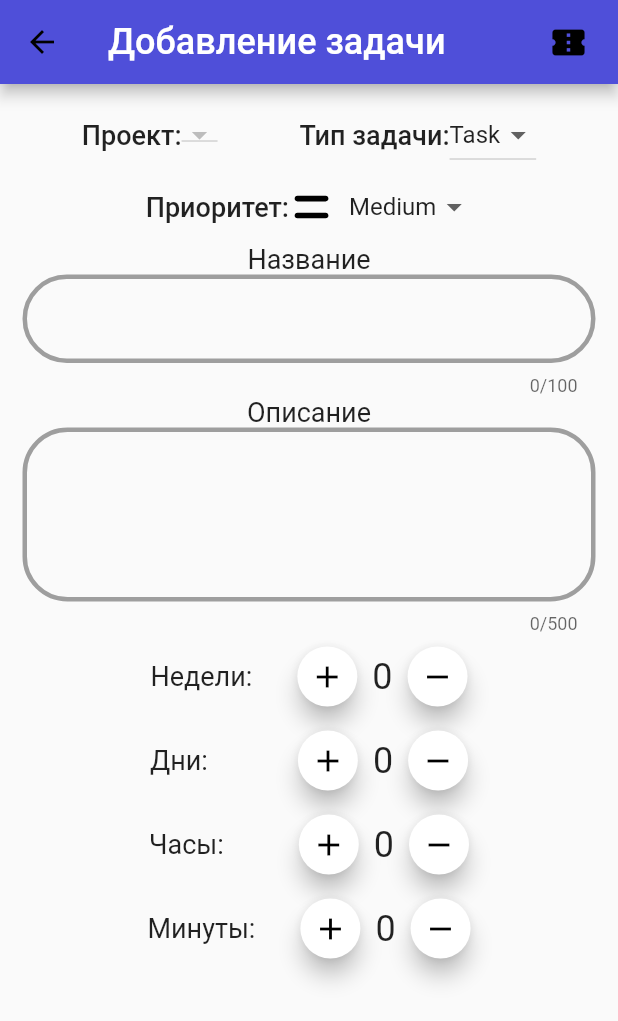
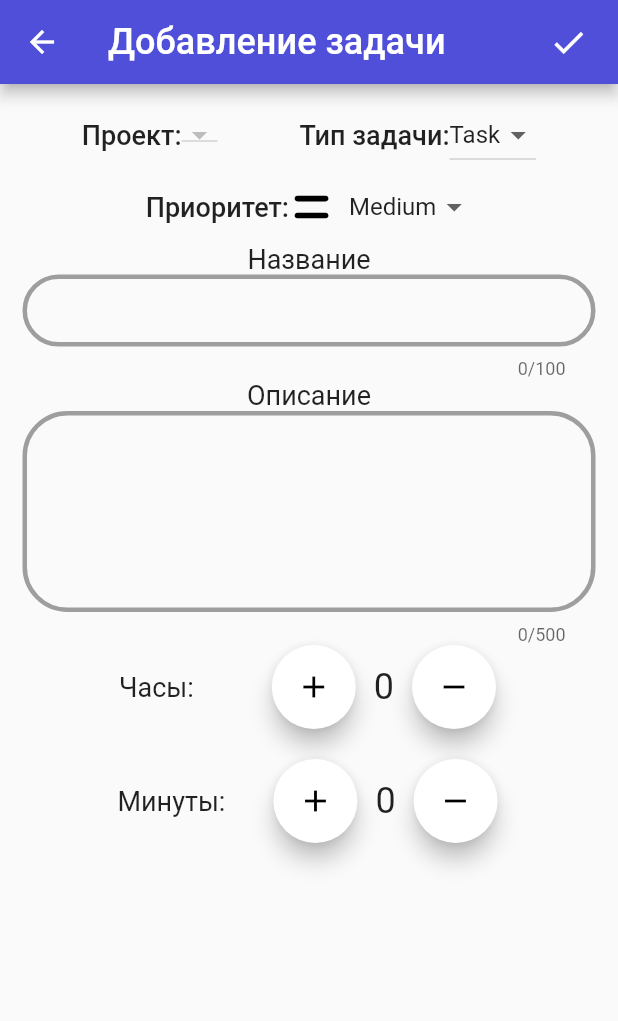
Before and after one commit to 1ldanlik/diplom-flutter-firebase, a Flutter app: the AddIssuePage screen opened directly, on a phone screen of 412 x 824 dp. Shown: the top 1021 px of the screen. Run offline on Flutter 3.47's test engine with Material 2 defaults, Android fonts, the phone set to English and light mode, and no system bars; our stand-ins replace cloud_firestore, firebase_auth, firebase_core, firebase_storage, flutter_datetime_picker, flutter_svg and 2 more; missing offline and left inert: dart:ffi, teledart; accounts and stored records are empty; network calls fail.

Commit message:
WithRedactAddIssueWithoutWeeksDays

```diff
--- a/lib/pages/add_issue_page.dart
+++ b/lib/pages/add_issue_page.dart
@@ -9,6 +9,7 @@ import '../utils/validator.dart';
 
 class AddIssuePage extends StatefulWidget {
   const AddIssuePage({Key? key}) : super(key: key);
+  // static const IconData check = IconData(0xe156, fontFamily: 'MaterialIcons');
 
   @override
   State<AddIssuePage> createState() => _AddIssuePageState();
@@ -64,6 +65,7 @@ class _AddIssuePageState extends State<AddIssuePage> {
     return Scaffold(
       appBar: AppBar(
         backgroundColor: CustomColors.customPurple,
+        leading: BackButton(color: CustomColors.customWhite,),
         title: Text('Добавление задачи', style: TextStyle(fontSize: 24, color: Colors.white),),
         actions: [
           Padding(
@@ -82,8 +84,9 @@ class _AddIssuePageState extends State<AddIssuePage> {
                       _minutes);
                 },
                 child: Icon(
-                  Icons.confirmation_num,
+                  Icons.check,
                   size: 26.0,
+                  color: CustomColors.customWhite,
                 ),
               )
           ),
@@ -182,6 +185,7 @@ class _AddIssuePageState extends State<AddIssuePage> {
                     TextFormField(
                       maxLength: 100,
                       decoration: const InputDecoration(
+                          contentPadding: EdgeInsets.only(left: 20, right: 20),
                           enabledBorder: const OutlineInputBorder(
                               borderSide: BorderSide(color: Colors.grey, width: 3.0),
                               borderRadius: const BorderRadius.all(
@@ -208,8 +212,9 @@ class _AddIssuePageState extends State<AddIssuePage> {
                     Text('Описание', style: TextStyle(fontSize: 18),),
                     TextFormField(
                         maxLength: 500,
-                      maxLines: 4,
+                        maxLines: 6,
                         decoration: const InputDecoration(
+                            contentPadding: EdgeInsets.only(left: 20, right: 20, top: 20),
                             enabledBorder: const OutlineInputBorder(
                                 borderSide: BorderSide(color: Colors.grey, width: 3.0),
                                 borderRadius: const BorderRadius.all(
@@ -240,62 +245,10 @@ class _AddIssuePageState extends State<AddIssuePage> {
                 mainAxisAlignment: MainAxisAlignment.spaceEvenly,
                 mainAxisSize: MainAxisSize.min,
                 children: [
-                  Text('Недели:', style: TextStyle(fontSize: 18),),
-                  SizedBox(width: 30,),
-                  Container(
-                    width: 40,
-                    child: FloatingActionButton(
-                      onPressed: addWeeks,
-                      child: Icon(Icons.add, color: Colors.black,),
-                      backgroundColor: Colors.white,),
-                  ),
-                  SizedBox(width: 10,),
-                  Text('$_weeks',
-                      style: TextStyle(fontSize: 24.0)),
-                  SizedBox(width: 10,),
-                  Container(
-                    width: 40,
-                    child: FloatingActionButton(
-                      onPressed: minusWeeks,
-                      child: Icon(Icons.remove),
-                    backgroundColor: Colors.white,),
-                  ),
-                ],
-              ),
-              Row(
-                mainAxisAlignment: MainAxisAlignment.spaceEvenly,
-                mainAxisSize: MainAxisSize.min,
-                children: [
-                  Text('Дни:', style: TextStyle(fontSize: 18),),
-                  SizedBox(width: 60,),
-                  Container(
-                    width: 40,
-                    child: FloatingActionButton(
-                      onPressed: addDays,
-                      child: Icon(Icons.add, color: Colors.black,),
-                      backgroundColor: Colors.white,),
-                  ),
-                  SizedBox(width: 10,),
-                  Text('$_days',
-                      style: TextStyle(fontSize: 24.0)),
-                  SizedBox(width: 10,),
-                  Container(
-                    width: 40,
-                    child: FloatingActionButton(
-                      onPressed: minusDays,
-                      child: Icon(Icons.remove),
-                    backgroundColor: Colors.white,),
-                  ),
-                ],
-              ),
-              Row(
-                mainAxisAlignment: MainAxisAlignment.spaceEvenly,
-                mainAxisSize: MainAxisSize.min,
-                children: [
                   Text('Часы:', style: TextStyle(fontSize: 18),),
                   SizedBox(width: 50,),
                   Container(
-                    width: 40,
+                    width: 60,
                     child: FloatingActionButton(
                       onPressed: addHours,
                       child: Icon(Icons.add, color: Colors.black,),
@@ -306,7 +259,7 @@ class _AddIssuePageState extends State<AddIssuePage> {
                       style: TextStyle(fontSize: 24.0)),
                   SizedBox(width: 10,),
                   Container(
-                    width: 40,
+                    width: 60,
                     child: FloatingActionButton(
                       onPressed: minusHours,
                       child: Icon(Icons.remove),
@@ -314,6 +267,7 @@ class _AddIssuePageState extends State<AddIssuePage> {
                   ),
                 ],
               ),
+              SizedBox(height: 20,),
               Row(
                 mainAxisAlignment: MainAxisAlignment.spaceEvenly,
                 mainAxisSize: MainAxisSize.min,
@@ -321,7 +275,7 @@ class _AddIssuePageState extends State<AddIssuePage> {
                   Text('Минуты:', style: TextStyle(fontSize: 18),),
                   SizedBox(width: 30,),
                   Container(
-                    width: 40,
+                    width: 60,
                     child: FloatingActionButton(
                       onPressed: addMinutes,
                       child: Icon(Icons.add, color: Colors.black,),
@@ -332,7 +286,7 @@ class _AddIssuePageState extends State<AddIssuePage> {
                       style: TextStyle(fontSize: 24.0)),
                   SizedBox(width: 10,),
                   Container(
-                    width: 40,
+                    width: 60,
                     child: FloatingActionButton(
                       onPressed: minusMinutes,
                       child: Icon(Icons.remove),
```
Also changed, not shown: lib/pages/jira_issues_list.dart (+2 -47 lines). Lines whose indentation alone changed are shown as unchanged.
